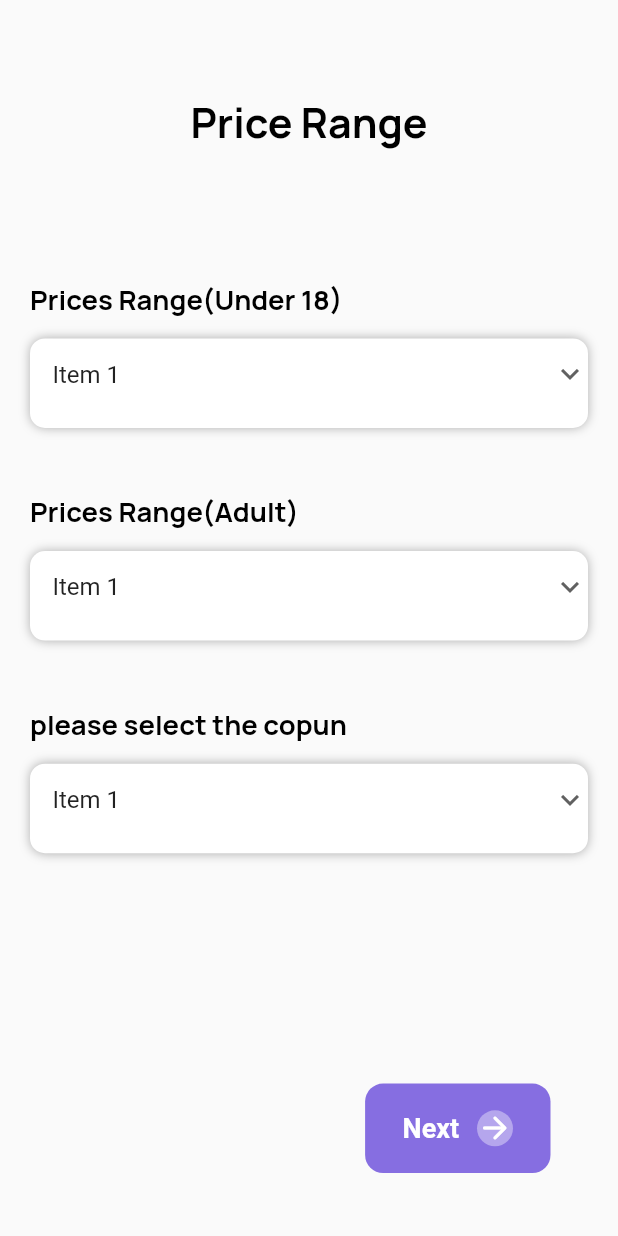
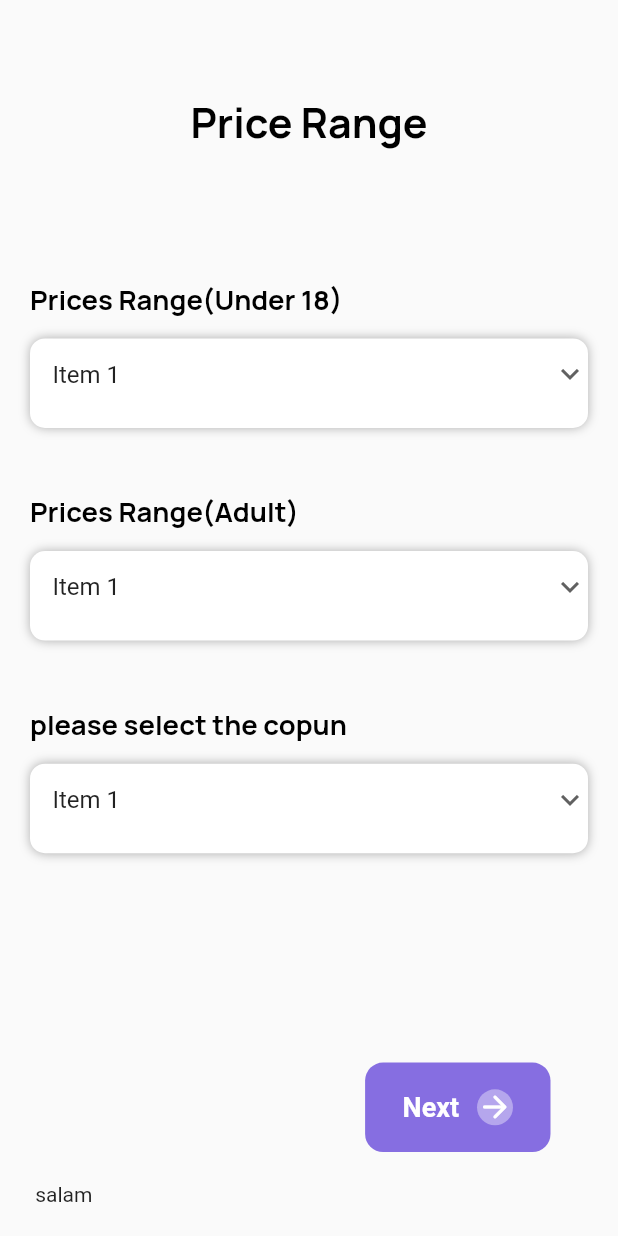
Before and after one commit to EmranRahi/barber-app, a Flutter app: the screen it shows after launch, on a phone screen of 412 x 824 dp. Run offline on Flutter 3.47's test engine with Material 2 defaults, Android fonts, the light colour scheme and no system bars; our stand-ins replace flutter_screenutil, google_fonts.

Commit message:
i added text to price range screen

```diff
--- a/lib/Price Range/PriceRangeScreen.dart
+++ b/lib/Price Range/PriceRangeScreen.dart
@@ -195,7 +195,8 @@ class PriceRangeScreen extends StatelessWidget {
                             child: CustomNextButton()),
                       ),
                     ),
-                    Spacer()
+                    Spacer(),
+                    Text(" salam"),
                   ],
                 ),
               ),
```
